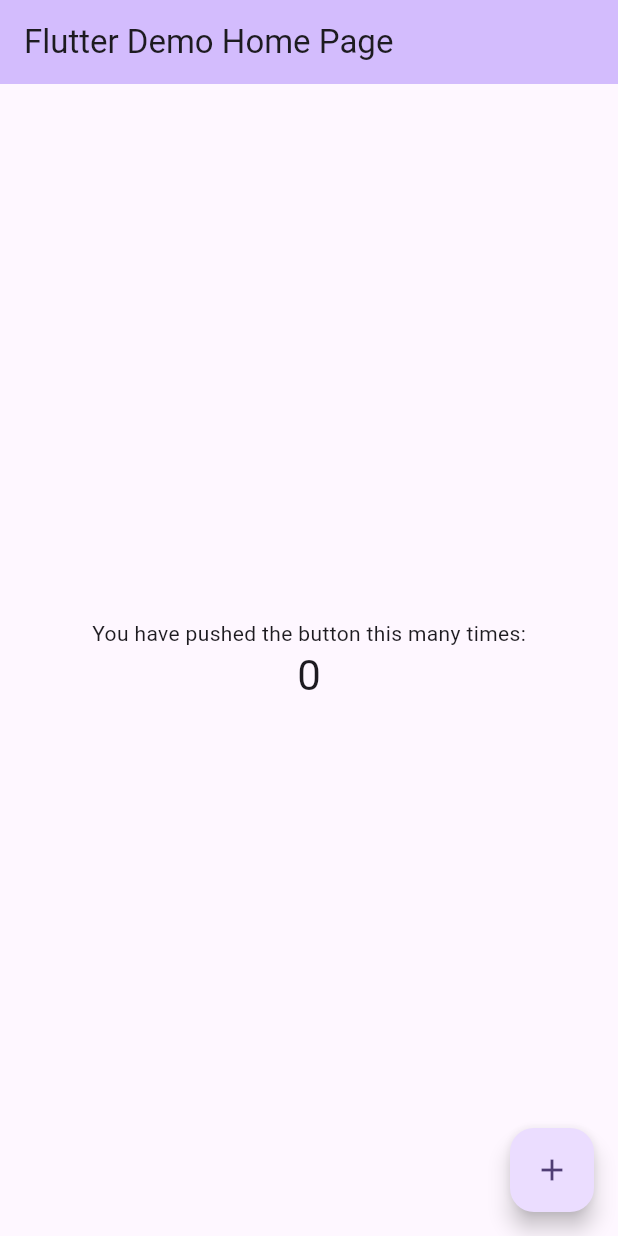
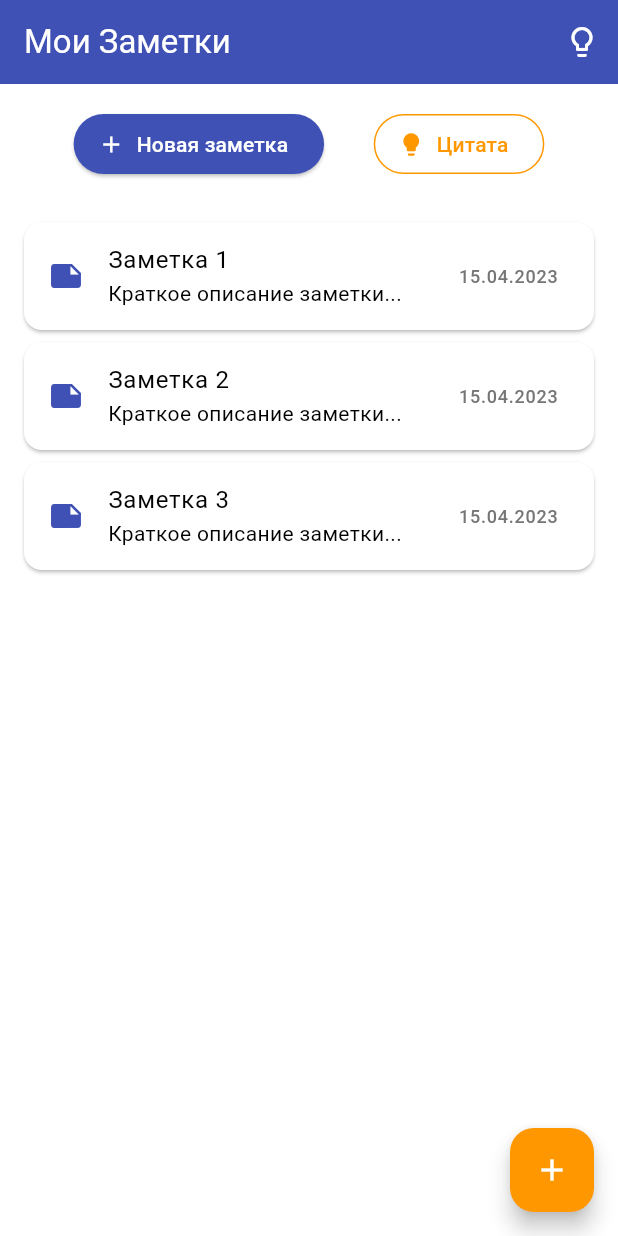
Before and after one commit to videridus/quicknote_app, a Flutter app: the screen it shows after launch, on a phone screen of 412 x 824 dp. Run offline on Flutter 3.47's test engine with Material 3 defaults, Android fonts, the phone set to English and light mode, and no system bars.

Commit message:
LR4: Завершена верстка 3 экранов

```diff
--- a/lib/main.dart
+++ b/lib/main.dart
@@ -1,125 +1,31 @@
 import 'package:flutter/material.dart';
+import 'screens/home_screen.dart';
+import 'screens/note_edit_screen.dart';
+import 'screens/quote_screen.dart';
 
 void main() {
-  runApp(const MyApp());
+  runApp(const MainApp());
 }
 
-class MyApp extends StatelessWidget {
-  const MyApp({super.key});
+class MainApp extends StatelessWidget {
+  const MainApp({super.key});
 
-  // This widget is the root of your application.
   @override
   Widget build(BuildContext context) {
     return MaterialApp(
-      title: 'Flutter Demo',
+      title: 'QuickNote',
       theme: ThemeData(
-        // This is the theme of your application.
-        //
-        // TRY THIS: Try running your application with "flutter run". You'll see
-        // the application has a purple toolbar. Then, without quitting the app,
-        // try changing the seedColor in the colorScheme below to Colors.green
-        // and then invoke "hot reload" (save your changes or press the "hot
-        // reload" button in a Flutter-supported IDE, or press "r" if you used
-        // the command line to start the app).
-        //
-        // Notice that the counter didn't reset back to zero; the application
-        // state is not lost during the reload. To reset the state, use hot
-        // restart instead.
-        //
-        // This works for code too, not just values: Most code changes can be
-        // tested with just a hot reload.
-        colorScheme: ColorScheme.fromSeed(seedColor: Colors.deepPurple),
-        useMaterial3: true,
+        primaryColor: Colors.indigo,
+        colorScheme: ColorScheme.fromSwatch(
+          primarySwatch: Colors.indigo,
+          accentColor: Colors.orange,
+        ),
+        appBarTheme: const AppBarTheme(
+          backgroundColor: Colors.indigo,
+          foregroundColor: Colors.white,
+        ),
       ),
-      home: const MyHomePage(title: 'Flutter Demo Home Page'),
+      home: const HomeScreen(),
     );
   }
 }
-
-class MyHomePage extends StatefulWidget {
-  const MyHomePage({super.key, required this.title});
-
-  // This widget is the home page of your application. It is stateful, meaning
-  // that it has a State object (defined below) that contains fields that affect
-  // how it looks.
-
-  // This class is the configuration for the state. It holds the values (in this
-  // case the title) provided by the parent (in this case the App widget) and
-  // used by the build method of the State. Fields in a Widget subclass are
-  // always marked "final".
-
-  final String title;
-
-  @override
-  State<MyHomePage> createState() => _MyHomePageState();
-}
-
-class _MyHomePageState extends State<MyHomePage> {
-  int _counter = 0;
-
-  void _incrementCounter() {
-    setState(() {
-      // This call to setState tells the Flutter framework that something has
-      // changed in this State, which causes it to rerun the build method below
-      // so that the display can reflect the updated values. If we changed
-      // _counter without calling setState(), then the build method would not be
-      // called again, and so nothing would appear to happen.
-      _counter++;
-    });
-  }
-
-  @override
-  Widget build(BuildContext context) {
-    // This method is rerun every time setState is called, for instance as done
-    // by the _incrementCounter method above.
-    //
-    // The Flutter framework has been optimized to make rerunning build methods
-    // fast, so that you can just rebuild anything that needs updating rather
-    // than having to individually change instances of widgets.
-    return Scaffold(
-      appBar: AppBar(
-        // TRY THIS: Try changing the color here to a specific color (to
-        // Colors.amber, perhaps?) and trigger a hot reload to see the AppBar
-        // change color while the other colors stay the same.
-        backgroundColor: Theme.of(context).colorScheme.inversePrimary,
-        // Here we take the value from the MyHomePage object that was created by
-        // the App.build method, and use it to set our appbar title.
-        title: Text(widget.title),
-      ),
-      body: Center(
-        // Center is a layout widget. It takes a single child and positions it
-        // in the middle of the parent.
-        child: Column(
-          // Column is also a layout widget. It takes a list of children and
-          // arranges them vertically. By default, it sizes itself to fit its
-          // children horizontally, and tries to be as tall as its parent.
-          //
-          // Column has various properties to control how it sizes itself and
-          // how it positions its children. Here we use mainAxisAlignment to
-          // center the children vertically; the main axis here is the vertical
-          // axis because Columns are vertical (the cross axis would be
-          // horizontal).
-          //
-          // TRY THIS: Invoke "debug painting" (choose the "Toggle Debug Paint"
-          // action in the IDE, or press "p" in the console), to see the
-          // wireframe for each widget.
-          mainAxisAlignment: MainAxisAlignment.center,
-          children: <Widget>[
-            const Text(
-              'You have pushed the button this many times:',
-            ),
-            Text(
-              '$_counter',
-              style: Theme.of(context).textTheme.headlineMedium,
-            ),
-          ],
-        ),
-      ),
-      floatingActionButton: FloatingActionButton(
-        onPressed: _incrementCounter,
-        tooltip: 'Increment',
-        child: const Icon(Icons.add),
-      ), // This trailing comma makes auto-formatting nicer for build methods.
-    );
-  }
-}
--- /dev/null
+++ b/lib/screens/home_screen.dart
@@ -0,0 +1,83 @@
+import 'package:flutter/material.dart';
+
+class HomeScreen extends StatelessWidget {
+  const HomeScreen({super.key});
+
+  @override
+  Widget build(BuildContext context) {
+    return Scaffold(
+      appBar: AppBar(
+        title: const Text('Мои Заметки'),
+        actions: [
+          IconButton(
+            icon: const Icon(Icons.lightbulb_outline),
+            onPressed: () {},
+            tooltip: 'Цитата дня',
+          ),
+        ],
+      ),
+      body: Column(
+        children: [
+          Padding(
+            padding: const EdgeInsets.all(16.0),
+            child: Row(
+              mainAxisAlignment: MainAxisAlignment.spaceEvenly,
+              children: [
+                ElevatedButton.icon(
+                  onPressed: () {},
+                  icon: const Icon(Icons.add),
+                  label: const Text('Новая заметка'),
+                  style: ElevatedButton.styleFrom(
+                    backgroundColor: Colors.indigo,
+                    foregroundColor: Colors.white,
+                  ),
+                ),
+                OutlinedButton.icon(
+                  onPressed: () {},
+                  icon: const Icon(Icons.lightbulb),
+                  label: const Text('Цитата'),
+                  style: OutlinedButton.styleFrom(
+                    foregroundColor: Colors.orange,
+                    side: const BorderSide(color: Colors.orange),
+                  ),
+                ),
+              ],
+            ),
+          ),
+          Expanded(
+            child: ListView.builder(
+              padding: const EdgeInsets.all(8.0),
+              itemCount: 3,
+              itemBuilder: (context, index) {
+                return Card(
+                  margin: const EdgeInsets.symmetric(
+                    vertical: 4.0,
+                    horizontal: 8.0,
+                  ),
+                  child: ListTile(
+                    leading: const Icon(Icons.note, color: Colors.indigo),
+                    title: Text('Заметка ${index + 1}'),
+                    subtitle: const Text('Краткое описание заметки...'),
+                    trailing: Text(
+                      '15.04.2023',
+                      style: TextStyle(
+                        fontSize: 12,
+                        color: Colors.grey[600],
+                      ),
+                    ),
+                    onTap: () {},
+                  ),
+                );
+              },
+            ),
+          ),
+        ],
+      ),
+      floatingActionButton: FloatingActionButton(
+        onPressed: () {},
+        backgroundColor: Colors.orange,
+        child: const Icon(Icons.add, color: Colors.white),
+      ),
+    );
+  }
+}
```
Also changed, not shown: lib/screens/note_edit_screen.dart (added, +81 -0 lines), lib/screens/quote_screen.dart (added, +80 -0 lines).
